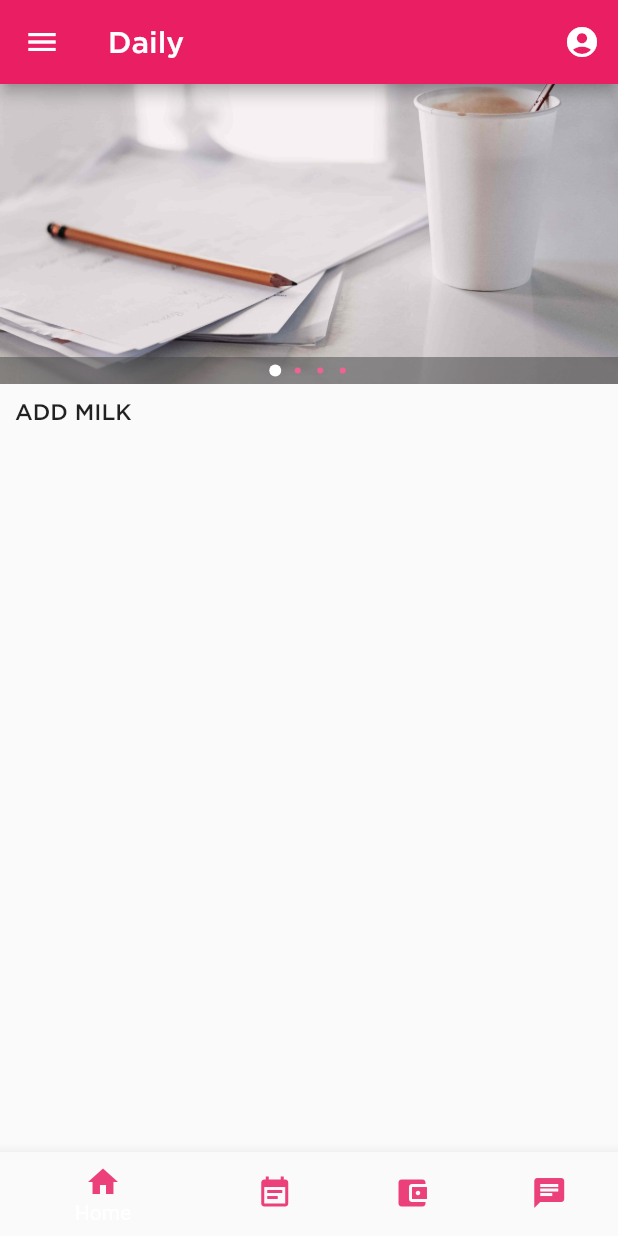
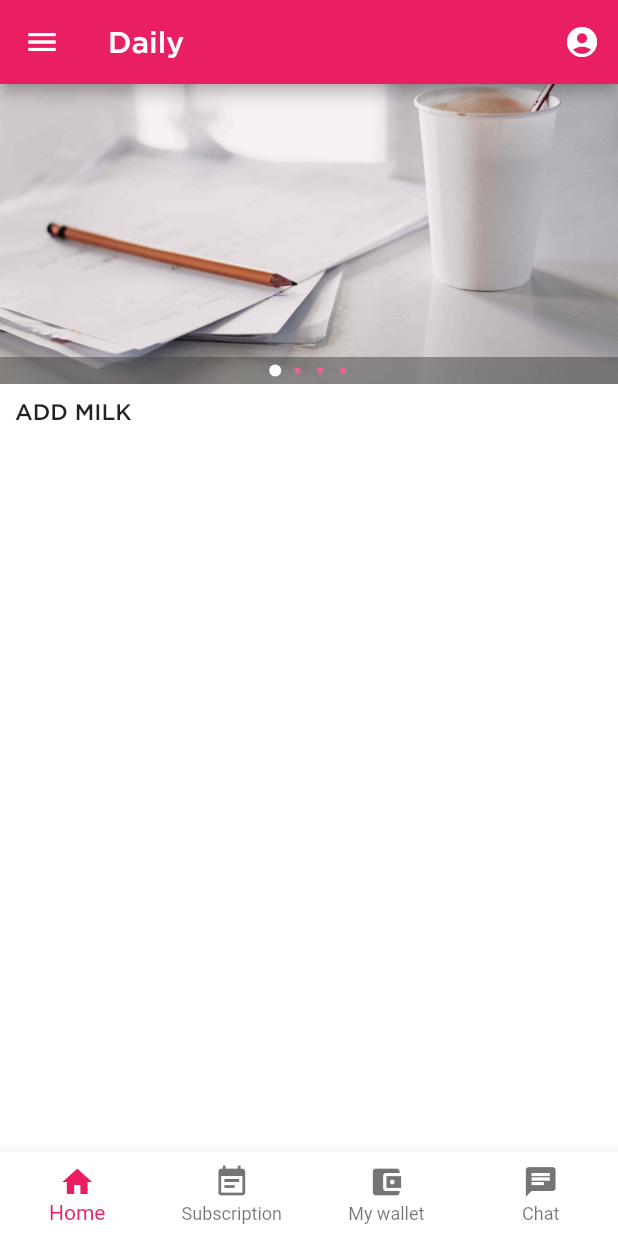
Before and after one commit to mekotlin/BBDaily-UI-Clone, a Flutter app: the MainView screen opened by its route, on a phone screen of 412 x 824 dp. Run offline on Flutter 3.47's test engine with Material 2 defaults, Android fonts, the phone set to English and light mode, and no system bars; drawn by our look-alikes of carousel_pro; our stand-ins replace fluttertoast.

Commit message:
Bottom Navigation with item click

```diff
--- a/lib/home_screens/home_page.dart
+++ b/lib/home_screens/home_page.dart
@@ -22,9 +22,9 @@ class _HomePageState extends State<HomePage> {
           child: Column(
             children: <Widget>[
               Padding(
-                padding: EdgeInsets.all(_minPadding * 5),
+                padding: EdgeInsets.all(0),
                 child: Image.asset(
-                  'images/login_image.jpg',
+                  'images/login_page.jpg',
                   fit: BoxFit.fitWidth,
                 ),
               ),
--- a/lib/home_screens/main_view.dart
+++ b/lib/home_screens/main_view.dart
@@ -1,7 +1,9 @@
+import 'package:dairyapp/home_screens/navigation_screens/chat.dart';
+import 'package:dairyapp/home_screens/navigation_screens/myWallet.dart';
+import 'package:dairyapp/home_screens/navigation_screens/myhome.dart';
 import 'package:flutter/material.dart';
 import 'package:fluttertoast/fluttertoast.dart';
-import 'package:carousel_pro/carousel_pro.dart';
-import 'package:transparent_image/transparent_image.dart';
+import 'navigation_screens/subs_screen.dart';
 
 class MainView extends StatefulWidget {
   @override
@@ -9,48 +11,95 @@ class MainView extends StatefulWidget {
 }
 
 class _MainViewState extends State<MainView> {
-  final _minimumPadding = 5.0;
-  var _currentIndex = 0;
+  ScbsPage _subsPage;
+  MyHome _myHomePage;
+  MyWallet _myWallet;
+  Chats _chats;
 
-  final List<Widget> _children = [];
+  List<Widget> pages;
+  Widget currentPage;
 
-  Widget imageCarousel = Container(
-    height: 200,
-    child: Carousel(
-      boxFit: BoxFit.cover,
-      images: [
-        AssetImage('images/image1.jpg'),
-        AssetImage('images/image2.jpg'),
-        AssetImage('images/image3.jpg'),
-        AssetImage('images/image4.jpg'),
-      ],
-      dotSize: 4.0,
-      dotSpacing: 15.0,
-      dotColor: Colors.pink[300],
-      indicatorBgPadding: 5.0,
-      autoplay: true,
-      animationCurve: Curves.fastOutSlowIn,
-      animationDuration: Duration(milliseconds: 3000),
+  int _selectedIndex = 0;
+  static const TextStyle optionStyle =
+      TextStyle(fontFamily: 'Gotham', fontSize: 13);
+
+  @override
+  void initState() {
+    _subsPage = ScbsPage();
+    _myHomePage = MyHome();
+    _myWallet = MyWallet();
+    _chats = Chats();
+
+    pages = [_myHomePage, _subsPage, _myWallet, _chats];
+    currentPage = _myHomePage;
+    super.initState();
+  }
+
+  static const List<Widget> _widgetOptions = <Widget>[
+    Text(
+      'Index 0: Home',
     ),
-  );
+    Text(
+      'Index 1: Subscription',
+    ),
+    Text(
+      'Index 2: My wallet',
+    ),
+    Text(
+      'Index 2: Chat',
+    ),
+  ];
+
+  void _onItemTapped(int index) {
+    setState(() {
+      _selectedIndex = index;
+    });
+  }
 
   @override
   Widget build(BuildContext context) {
     return Scaffold(
-      body: ListView(
-        children: <Widget>[
-          imageCarousel,
-          Container(
-            width: _minimumPadding * 5,
+      body: currentPage,
+      bottomNavigationBar: BottomNavigationBar(
+        items: const <BottomNavigationBarItem>[
+          BottomNavigationBarItem(
+            icon: Icon(Icons.home),
+            title: Text(
+              'Home',
+              style: optionStyle,
+            ),
           ),
-          Padding(
-            padding: EdgeInsets.all(_minimumPadding * 2),
-            child: Text(
-              'ADD MILK',
-              style: TextStyle(fontFamily: 'Gotham', fontSize: 15),
+          BottomNavigationBarItem(
+            icon: Icon(Icons.event_note),
+            title: Text(
+              'Subscription',
+              style: optionStyle,
+            ),
+          ),
+          BottomNavigationBarItem(
+            icon: Icon(Icons.account_balance_wallet),
+            title: Text(
+              'My wallet',
+              style: optionStyle,
+            ),
+          ),
+          BottomNavigationBarItem(
+            icon: Icon(Icons.chat),
+            title: Text(
+              'Chat',
+              style: optionStyle,
             ),
           ),
         ],
+        currentIndex: _selectedIndex,
+        fixedColor: Colors.pink,
+        onTap: (int index) {
+          setState(() {
+            _selectedIndex = index;
+            currentPage = pages[index];
+          });
+        },
+        type: BottomNavigationBarType.fixed,
       ),
       appBar: AppBar(
         actions: <Widget>[
@@ -71,43 +120,6 @@ class _MainViewState extends State<MainView> {
           'Daily',
           style: TextStyle(fontFamily: 'Gotham'),
         ),
-      ),
-      bottomNavigationBar: BottomNavigationBar(
-        onTap: onTabTapped,
-        currentIndex:
-            _currentIndex, // this will be set when a new tab is tapped
-        items: [
-          BottomNavigationBarItem(
-            icon: new Icon(Icons.home, color: Colors.pink[400]),
-            title: new Text('Home',
-                style: TextStyle(
-                    fontFamily: 'Gotham', fontSize: 10.0, color: Colors.black)),
-          ),
-          BottomNavigationBarItem(
-            icon: new Icon(Icons.event_note, color: Colors.pink[400]),
-            title: new Text('Subscription',
-                style: TextStyle(
-                    fontFamily: 'Gotham', fontSize: 10.0, color: Colors.black)),
-          ),
-          BottomNavigationBarItem(
-              icon: Icon(Icons.account_balance_wallet, color: Colors.pink[400]),
-              title: Text('My Wallet',
-                  style: TextStyle(
-                      fontFamily: 'Gotham',
-                      fontSize: 10.0,
-                      color: Colors.black))),
-          BottomNavigationBarItem(
-            icon: new Icon(
-              Icons.chat,
-              color: Colors.pink[400],
-            ),
-            title: new Text(
-              'Chat',
-              style: TextStyle(
-                  fontFamily: 'Gotham', fontSize: 10.0, color: Colors.black),
-            ),
-          ),
-        ],
       ),
       drawer: Drawer(
         child: ListView(
@@ -206,10 +218,4 @@ class _MainViewState extends State<MainView> {
       ),
     );
   }
-
-  void onTabTapped(int index) {
-    setState(() {
-      _currentIndex = index;
-    });
-  }
 }
--- /dev/null
+++ b/lib/home_screens/navigation_screens/myhome.dart
@@ -0,0 +1,53 @@
+import 'package:flutter/material.dart';
+import 'package:carousel_pro/carousel_pro.dart';
+
+class MyHome extends StatefulWidget {
+  @override
+  _MyHomeState createState() => _MyHomeState();
+}
+
+class _MyHomeState extends State<MyHome> {
+
+final _minimumPadding = 5.0;
+  Widget imageCarousel = Container(
+    height: 200,
+    child: Carousel(
+      boxFit: BoxFit.cover,
+      images: [
+        AssetImage('images/image1.jpg'),
+        AssetImage('images/image2.jpg'),
+        AssetImage('images/image3.jpg'),
+        AssetImage('images/image4.jpg'),
+      ],
+      dotSize: 4.0,
+      dotSpacing: 15.0,
+      dotColor: Colors.pink[300],
+      indicatorBgPadding: 5.0,
+      autoplay: true,
+      animationCurve: Curves.fastOutSlowIn,
+      animationDuration: Duration(milliseconds: 3000),
+    ),
+  );
+
+  @override
+  Widget build(BuildContext context) {
+    return Scaffold(
+      body: ListView(
+        children: <Widget>[
+          imageCarousel,
+          Container(
+            width: _minimumPadding * 5,
+          ),
+          Padding(
+            padding: EdgeInsets.all(_minimumPadding * 2),
+            child: Text(
+              'ADD MILK',
+              style: TextStyle(fontFamily: 'Gotham', fontSize: 15),
+            ),
+          ),
+
+        ],
+      ),
+    );
+  }
+}
--- a/pubspec.yaml
+++ b/pubspec.yaml
@@ -46,11 +46,12 @@ flutter:
   # To add assets to your application, add an assets section, like this:
   assets:
    - images/splash.jpg
-   - images/login_image.jpg
    - images/image1.jpg
    - images/image2.jpg
    - images/image3.jpg
    - images/image4.jpg
+   - images/login_page.jpg
+
 
 
   # An image asset can refer to one or more resolution-specific "variants", see
@@ -67,8 +68,8 @@ flutter:
   fonts:
     - family: Gotham
       fonts:
-        - asset: fonts/gotham_bold.OTF
         - asset: fonts/gotham_medium.OTF
+
 
   #  - family: Trajan Pro
   #     fonts:
```
Also changed, not shown: lib/home_screens/navigation_screens/chat.dart (added, +15 -0 lines), lib/home_screens/navigation_screens/myWallet.dart (added, +18 -0 lines), lib/home_screens/navigation_screens/subs_screen.dart (added, +16 -0 lines), lib/main.dart (+6 -1 lines), fonts/gotham_book.OTF (added), images/login_image.jpg (deleted), images/login_page.jpg (added).
